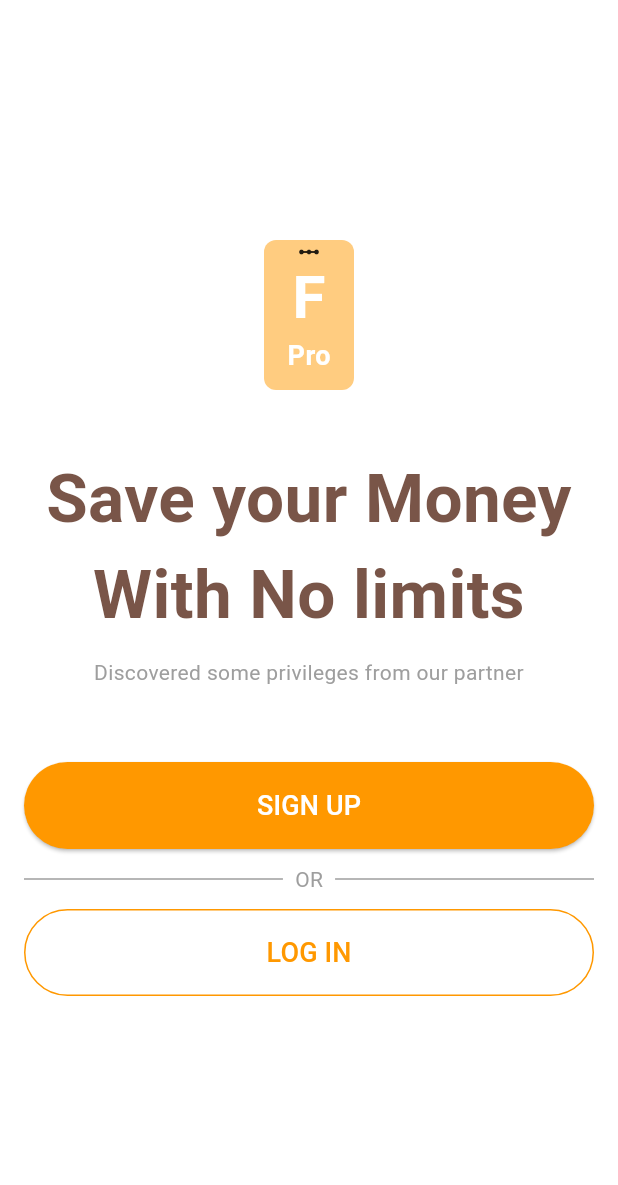
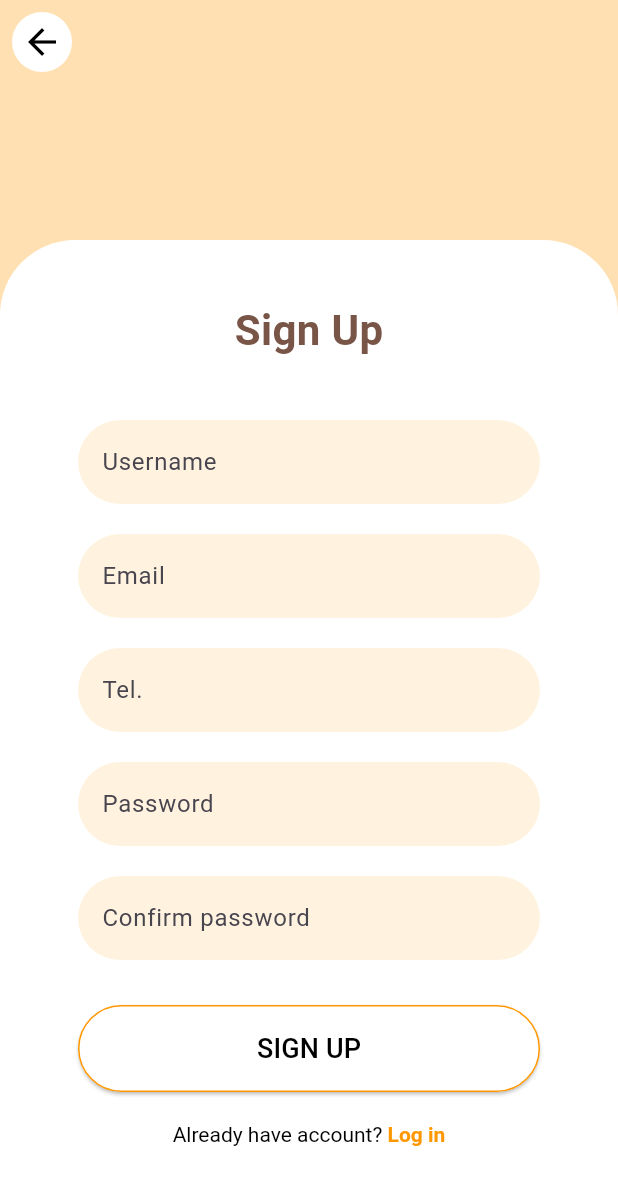
Before and after one commit to software-dev-m8/flash-pro-fontend, a Flutter app: the screen it shows after launch, on a phone screen of 412 x 824 dp. Shown: the top 1185 px of the screen. Run offline on Flutter 3.47's test engine with Material 3 defaults, Android fonts, the phone set to English and light mode, and no system bars.

Commit message:
signup page

```diff
--- a/flash_pro_fontend/lib/main.dart
+++ b/flash_pro_fontend/lib/main.dart
@@ -2,7 +2,9 @@ import 'package:flutter/material.dart';
 import 'package:flash_pro_fontend/first.dart';
 import 'package:flash_pro_fontend/login.dart';
 import 'package:flash_pro_fontend/usertype.dart';
+import 'package:flash_pro_fontend/signup_restaurant.dart';
+import 'package:flash_pro_fontend/signup_customer.dart';
 
 void main() {
-  runApp(const First());
+  runApp(const SignUpCustomer());
 }
--- /dev/null
+++ b/flash_pro_fontend/lib/signup_customer.dart
@@ -0,0 +1,214 @@
+import 'package:flutter/material.dart';
+
+class SignUpCustomer extends StatelessWidget {
+  const SignUpCustomer({super.key});
+
+  @override
+  Widget build(BuildContext context) {
+    return MaterialApp(
+      title: 'Sign Up Page',
+      theme: ThemeData(
+        primarySwatch: Colors.orange,
+      ),
+      home: Scaffold(
+        backgroundColor: const Color(0xFFFFE0B2), // Light orange background
+        body: SafeArea(
+          child: Column(
+            children: [
+              // Orange top section with back arrow
+              Container(
+                height: 150,
+                decoration: const BoxDecoration(
+                  color: Color(0xFFFFE0B2),
+                  borderRadius: BorderRadius.vertical(
+                    bottom: Radius.circular(50),
+                  ),
+                ),
+                child: const Padding(
+                  padding: EdgeInsets.all(8.0),
+                  child: Align(
+                    alignment: Alignment.topLeft,
+                    child: CircleAvatar(
+                      backgroundColor: Colors.white,
+                      child: Icon(
+                        Icons.arrow_back,
+                        color: Colors.black,
+                        size: 28,
+                      ),
+                    ),
+                  ),
+                ),
+              ),
+              const SizedBox(height: 10),
+
+              // Expanded container for sign-up form
+              Expanded(
+                child: Container(
+                  padding: const EdgeInsets.symmetric(horizontal: 20),
+                  decoration: const BoxDecoration(
+                    color: Colors.white,
+                    borderRadius: BorderRadius.vertical(
+                      top: Radius.circular(50),
+                    ),
+                  ),
+                  child: Column(
+                    children: [
+                      const SizedBox(height: 40),
+
+                      // Sign Up Title
+                      const Text(
+                        'Sign Up',
+                        style: TextStyle(
+                          fontSize: 28,
+                          fontWeight: FontWeight.bold,
+                          color: Colors.brown,
+                        ),
+                      ),
+                      const SizedBox(height: 40),
+
+                      // Username Field
+                      Padding(
+                        padding: const EdgeInsets.symmetric(horizontal: 32.0),
+                        child: TextField(
+                          decoration: InputDecoration(
+                            filled: true,
+                            fillColor: Colors.orange[50],
+                            labelText: 'Username',
+                            border: OutlineInputBorder(
+                              borderRadius: BorderRadius.circular(30),
+                              borderSide: BorderSide.none,
+                            ),
+                          ),
+                        ),
+                      ),
+                      const SizedBox(height: 20),
+
+                      // Email Field
+                      Padding(
+                        padding: const EdgeInsets.symmetric(horizontal: 32.0),
+                        child: TextField(
+                          decoration: InputDecoration(
+                            filled: true,
+                            fillColor: Colors.orange[50],
+                            labelText: 'Email',
+                            border: OutlineInputBorder(
+                              borderRadius: BorderRadius.circular(30),
+                              borderSide: BorderSide.none,
+                            ),
+                          ),
+                        ),
+                      ),
+                      const SizedBox(height: 20),
+
+                      // Tel Field (Phone Number)
+                      Padding(
+                        padding: const EdgeInsets.symmetric(horizontal: 32.0),
+                        child: TextField(
+                          decoration: InputDecoration(
+                            filled: true,
+                            fillColor: Colors.orange[50],
+                            labelText: 'Tel.',
+                            border: OutlineInputBorder(
+                              borderRadius: BorderRadius.circular(30),
+                              borderSide: BorderSide.none,
+                            ),
+                          ),
+                        ),
+                      ),
+                      const SizedBox(height: 20),
+
+                      // Password Field
+                      Padding(
+                        padding: const EdgeInsets.symmetric(horizontal: 32.0),
+                        child: TextField(
+                          obscureText: true,
+                          decoration: InputDecoration(
+                            filled: true,
+                            fillColor: Colors.orange[50],
+                            labelText: 'Password',
+                            border: OutlineInputBorder(
+                              borderRadius: BorderRadius.circular(30),
+                              borderSide: BorderSide.none,
+                            ),
+                          ),
+                        ),
+                      ),
+                      const SizedBox(height: 20),
+
+                      // Confirm Password Field
+                      Padding(
+                        padding: const EdgeInsets.symmetric(horizontal: 32.0),
+                        child: TextField(
+                          obscureText: true,
+                          decoration: InputDecoration(
+                            filled: true,
+                            fillColor: Colors.orange[50],
+                            labelText: 'Confirm password',
+                            border: OutlineInputBorder(
+                              borderRadius: BorderRadius.circular(30),
+                              borderSide: BorderSide.none,
+                            ),
+                          ),
+                        ),
+                      ),
+                      const SizedBox(height: 30),
+
+                      // Sign Up Button
+                      SizedBox(
+                        width: double.infinity,
+                        child: Padding(
+                          padding: const EdgeInsets.symmetric(horizontal: 32.0),
+                          child: ElevatedButton(
+                            onPressed: () {
+                              // Sign up action
+                            },
+                            style: ElevatedButton.styleFrom(
+                              padding: const EdgeInsets.symmetric(vertical: 16),
+                              backgroundColor: Colors.white,
+                              shape: RoundedRectangleBorder(
+                                borderRadius: BorderRadius.circular(30),
+                              ),
+                              side: const BorderSide(color: Colors.orange),
+                            ),
+                            child: const Text(
+                              'SIGN UP',
+                              style: TextStyle(
+                                fontSize: 18,
+                                color: Colors.black,
+                              ),
+                            ),
+                          ),
+                        ),
+                      ),
+                      const SizedBox(height: 20),
+
+                      // Already have an account? Log in
+                      Padding(
+                        padding: const EdgeInsets.only(bottom: 20.0),
+                        child: RichText(
+                          text: const TextSpan(
+                            text: "Already have account? ",
+                            style: TextStyle(color: Colors.black),
+                            children: [
+                              TextSpan(
+                                text: 'Log in',
+                                style: TextStyle(
+                                  color: Colors.orange,
+                                  fontWeight: FontWeight.bold,
+                                ),
+                              ),
+                            ],
+                          ),
+                        ),
+                      ),
+                    ],
+                  ),
+                ),
+              ),
+            ],
+          ),
+        ),
+      ),
+    );
+  }
+}
```
Also changed, not shown: flash_pro_fontend/lib/signup_restaurant.dart (added, +231 -0 lines).
